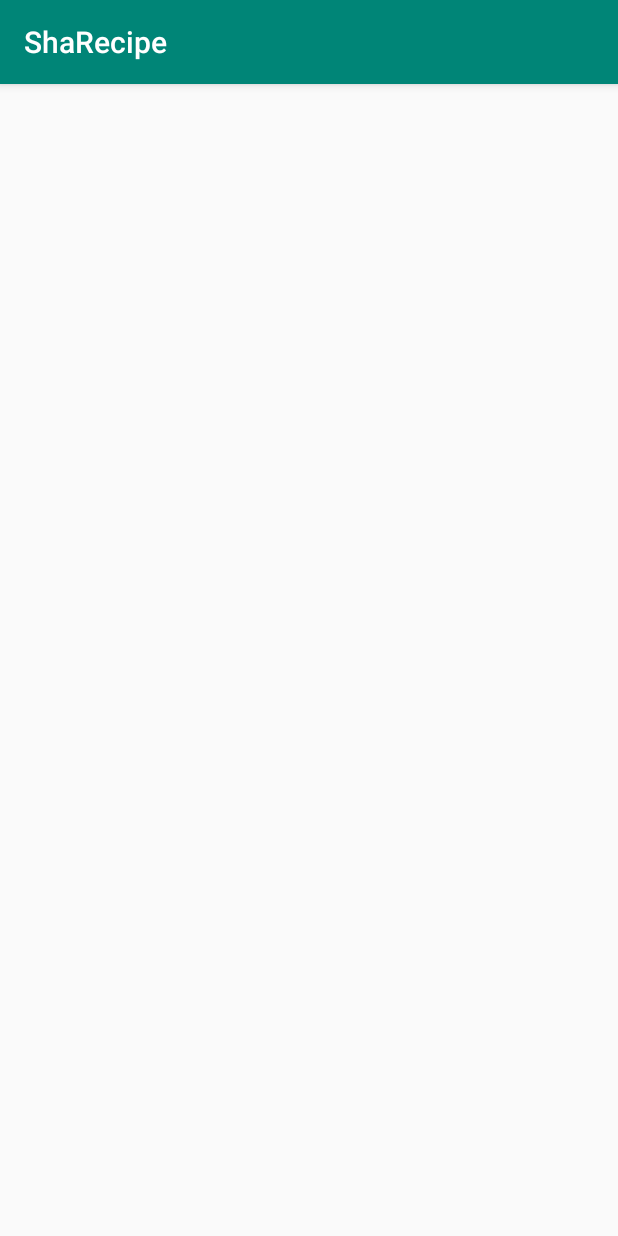
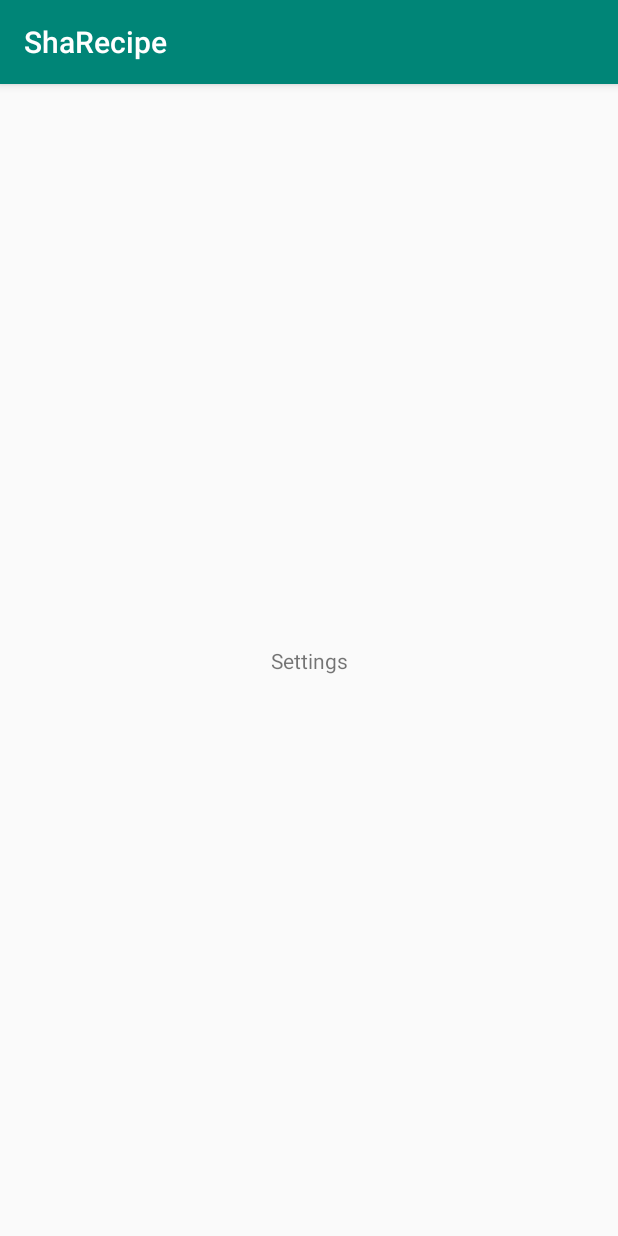
Before and after one commit to ishapirov1/ShaRecipe, an Android app: the SettingsActivity screen opened directly, with no data from a screen before it, on a phone screen of 412 x 824 dp. Run offline under Robolectric (Android 15) with nearby library versions, the phone set to English and light mode, and no system bars.

```diff
--- a/app/src/main/res/layout/activity_settings.xml
+++ b/app/src/main/res/layout/activity_settings.xml
@@ -6,4 +6,13 @@
     android:layout_height="match_parent"
     tools:context=".SettingsActivity">
 
+    <TextView
+        android:id="@+id/tvSettings"
+        android:layout_width="wrap_content"
+        android:layout_height="wrap_content"
+        android:text="Settings"
+        app:layout_constraintBottom_toBottomOf="parent"
+        app:layout_constraintEnd_toEndOf="parent"
+        app:layout_constraintStart_toStartOf="parent"
+        app:layout_constraintTop_toTopOf="parent" />
 </androidx.constraintlayout.widget.ConstraintLayout>
```
